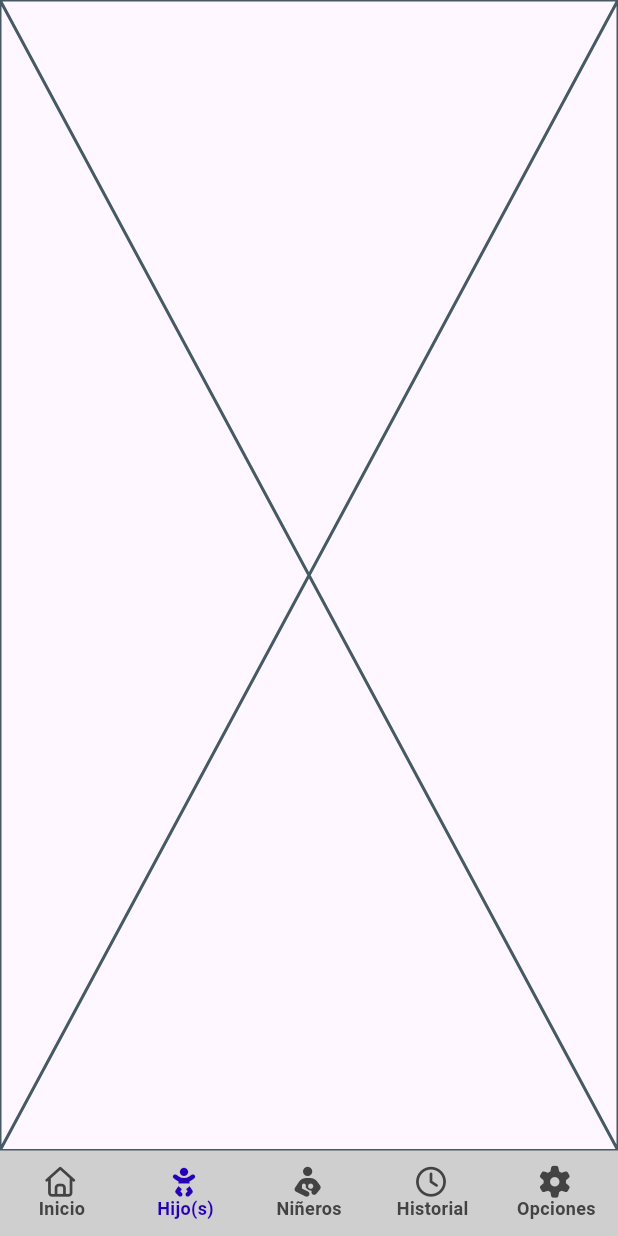
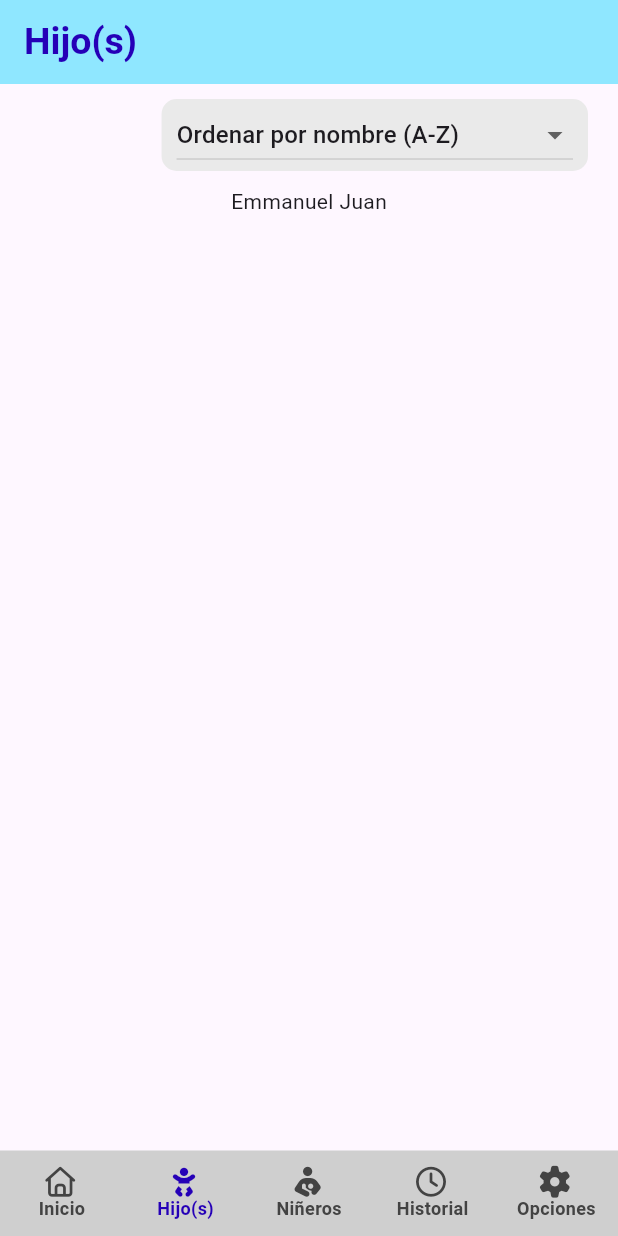
Before and after one commit to Aram-204/TSP_DepuradoresAnonimos, a Flutter app: the screen it shows after launch, item 2 of the bottom bar chosen, on a phone screen of 412 x 824 dp. Run offline on Flutter 3.47's test engine with Material 3 defaults, Android fonts, the light colour scheme and no system bars; our stand-ins replace font_awesome_flutter.

Commit message:
Añadiendo lista de hijos

```diff
--- /dev/null
+++ b/ninerapp/lib/models/child.dart
@@ -0,0 +1,24 @@
+class Child {
+  final String id;
+  final String name;
+  final String lastName;
+  final DateTime birthdate;
+  final bool isFemale;
+
+  Child({
+    required this.id,
+    required this.name,
+    required this.lastName,
+    required this.birthdate,
+    required this.isFemale,
+  });
+
+  int getAge() {
+    final currentDate = DateTime.now();
+    int age = currentDate.year - birthdate.year;
+    if (currentDate.month < birthdate.month || (currentDate.month == birthdate.month && currentDate.day < birthdate.day)) {
+      age--;
+    }
+    return age;
+  }
+}
--- a/ninerapp/lib/screens/children_section.dart
+++ b/ninerapp/lib/screens/children_section.dart
@@ -1,4 +1,7 @@
 import 'package:flutter/material.dart';
+import 'package:ninerapp/models/child.dart';
+import 'package:ninerapp/util/app_colors.dart';
+import 'package:ninerapp/util/app_textstyles.dart';
 
 class ChildrenSection extends StatefulWidget {
   const ChildrenSection({super.key});
@@ -8,8 +11,84 @@ class ChildrenSection extends StatefulWidget {
 }
 
 class _ChildrenSectionState extends State<ChildrenSection> {
+  // Añadir un init para llamar luego a load children
+  final List<String> _orderList = [
+    'Ordenar por nombre (A-Z)',
+    'Ordenar por nombre (Z-A)',
+    'Ordenar por edad (menor-mayor)',
+    'Ordenar por edad (mayor-menor)'
+  ];
+  String _orderBy = 'Ordenar por nombre (A-Z)';
+
+  List<Child> childrenList = [
+    Child(id: '1', name: 'Emmanuel Juan', lastName: 'Ortiz Juarez', birthdate: DateTime(2020, 1, 1), isFemale: false),
+  ];
+
   @override
   Widget build(BuildContext context) {
-    return const Placeholder();
+    return Scaffold(
+      appBar: AppBar(
+        title: const Text('Hijo(s)', style: AppTextstyles.appBarText),
+        centerTitle: false,
+        backgroundColor: AppColors.primary,
+      ),
+      body: Padding(
+        padding: const EdgeInsets.symmetric(vertical: 0, horizontal: 20),
+        child: Column(
+          children: [
+            SizedBox(height: 10),
+            changeOrderContainer(),
+            SizedBox(height: 10),
+            if (childrenList.isEmpty) ...[
+              Expanded(
+                child: Column(
+                  mainAxisAlignment: MainAxisAlignment.center,
+                  children: [
+                    Text("No tienes hijos registrados...", style: AppTextstyles.appBarText),
+                  ],
+                ),
+              ),
+            ] else ... [
+              Expanded(
+                child: SingleChildScrollView(
+                  child: Column(
+                    children: [
+                      ...childrenList.map((child) => Text(child.name)).toList(),
+                    ],
+                  ),
+                ),
+              ),
+            ]
+          ],
+        ),
+      )
+    );
+  }
+
+  Row changeOrderContainer() {
+    return Row(
+      mainAxisAlignment: MainAxisAlignment.end,
+      children: [
+        Container(
+          padding: const EdgeInsets.symmetric(horizontal: 10),
+          decoration: BoxDecoration(color: AppColors.settingsColor, borderRadius: BorderRadius.circular(10)),
+          child: DropdownButton<String>(
+            value: _orderBy,
+            hint: const Text('Orden'),
+            items: _orderList.map((orderOption) {
+              return DropdownMenuItem(
+                value: orderOption,
+                child: Text(orderOption),
+              );
+            }).toList(),
+            onChanged: (String? newValue) {
+              setState(() {
+                _orderBy = newValue!;
+              });
+            },
+          ),
+        ),
+      ],
+    );
   }
 }
--- a/ninerapp/lib/util/app_shadows.dart
+++ b/ninerapp/lib/util/app_shadows.dart
@@ -4,8 +4,8 @@ import 'package:ninerapp/util/app_colors.dart';
 class AppShadows {
   static const BoxShadow indexBoxShadow = BoxShadow(
     color: AppColors.shadowColor,
-    spreadRadius: 0.25,
+    spreadRadius: 0.5,
     blurRadius: 4,
-    offset: Offset(0, 6)
+    offset: Offset(0, 5)
   );
 }
```
Also changed, not shown: ninerapp/assets/img/niña.png (added), ninerapp/assets/img/niño.png (added).
